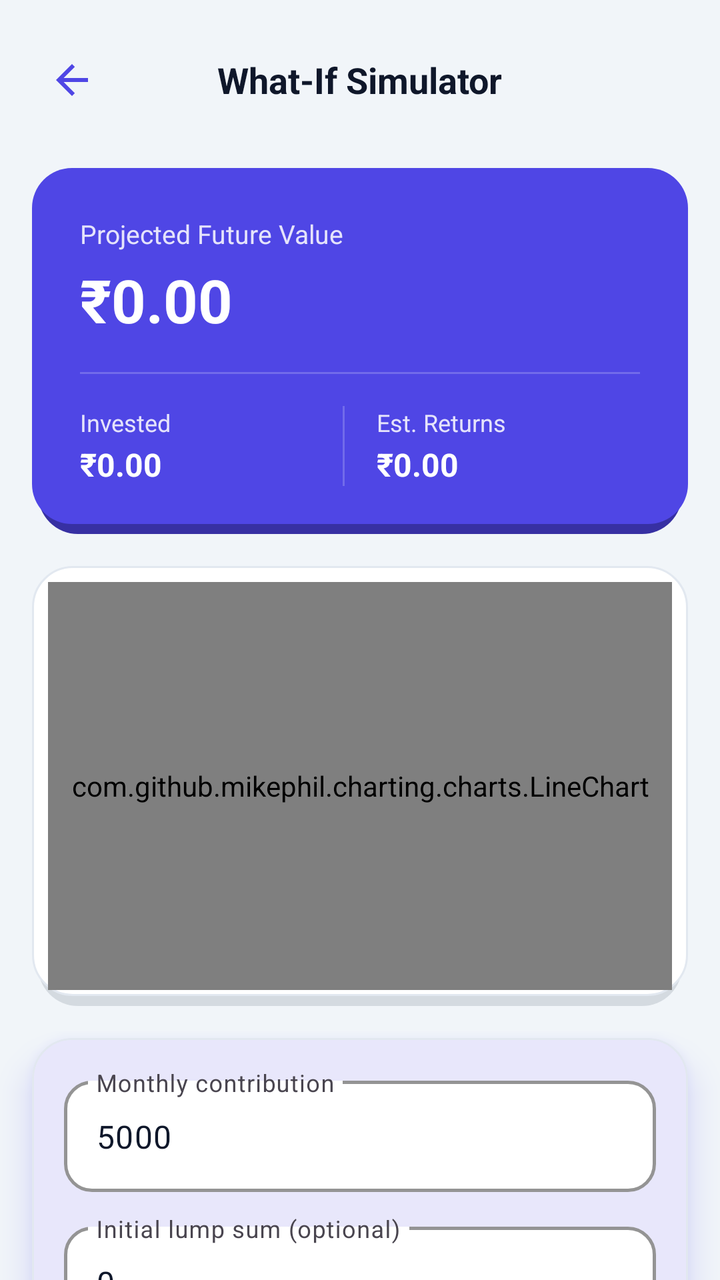
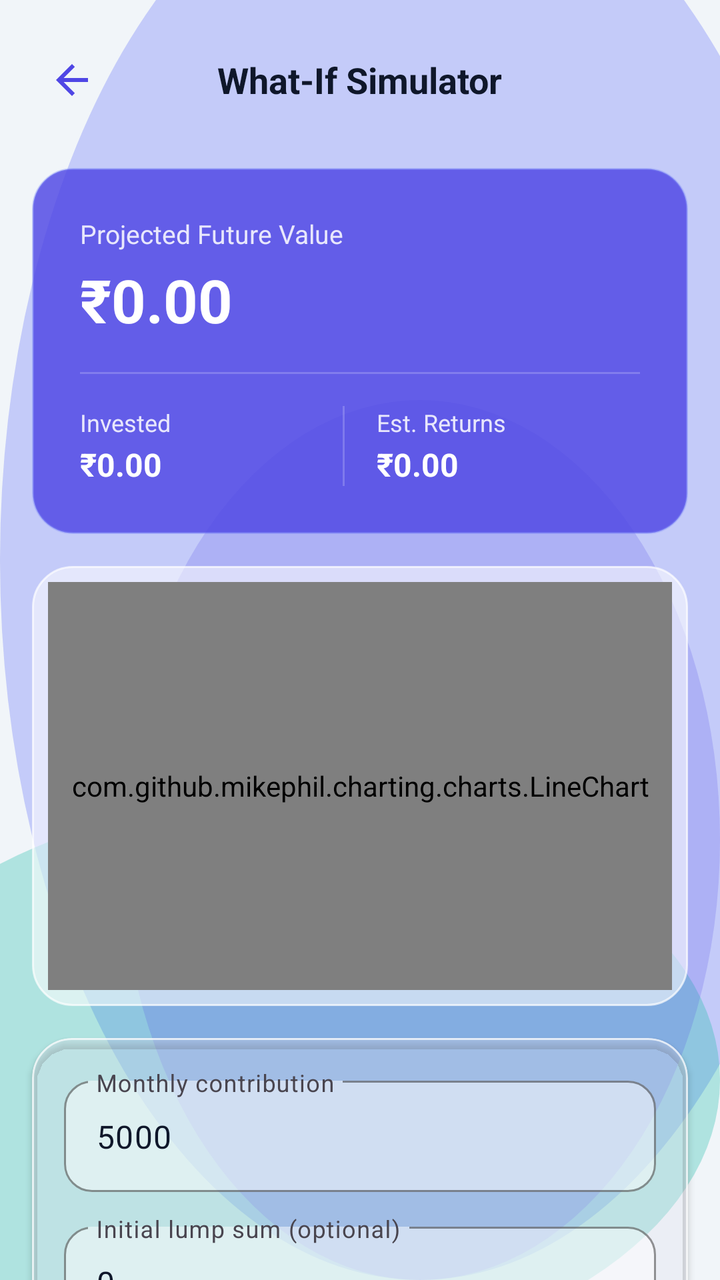

The first picture is an Android layout as it rendered before a commit; the second is the same layout after the commit. The layout source and the unified diff follow.
<!-- AndroidManifest.xml: application theme Theme.MoneyLens -->
<!-- res/layout/activity_what_if.xml -->
<?xml version="1.0" encoding="utf-8"?>
<androidx.constraintlayout.widget.ConstraintLayout xmlns:android="http://schemas.android.com/apk/res/android"
    xmlns:app="http://schemas.android.com/apk/res-auto"
    android:layout_width="match_parent"
    android:layout_height="match_parent"
    android:background="@color/colorBackground">

    
    <RelativeLayout
        android:id="@+id/layoutAppBar"
        android:layout_width="match_parent"
        android:layout_height="56dp"
        android:layout_marginTop="12dp"
        android:paddingHorizontal="16dp"
        app:layout_constraintTop_toTopOf="parent">

        <ImageView
            android:id="@+id/btnBack"
            android:layout_width="40dp"
            android:layout_height="40dp"
            android:layout_centerVertical="true"
            android:padding="8dp"
            android:src="@drawable/ic_back"
            android:background="?attr/selectableItemBackgroundBorderless" />

        <TextView
            android:layout_width="wrap_content"
            android:layout_height="wrap_content"
            android:layout_centerInParent="true"
            android:text="What-If Simulator"
            android:textColor="@color/colorTextPrimary"
            android:textSize="18sp"
            android:textStyle="bold" />
    </RelativeLayout>

    <androidx.core.widget.NestedScrollView
        android:layout_width="match_parent"
        android:layout_height="0dp"
        android:fillViewport="true"
        app:layout_constraintBottom_toBottomOf="parent"
        app:layout_constraintTop_toBottomOf="@id/layoutAppBar">

        <LinearLayout
            android:layout_width="match_parent"
            android:layout_height="wrap_content"
            android:orientation="vertical"
            android:paddingBottom="32dp">

            
            <com.google.android.material.card.MaterialCardView
                style="@style/ClayCard"
                android:layout_width="match_parent"
                android:layout_height="wrap_content"
                android:layout_margin="16dp"
                app:cardElevation="0dp"
                app:cardCornerRadius="0dp"
                app:cardBackgroundColor="@android:color/transparent"
                app:strokeWidth="0dp">

                <LinearLayout
                    android:layout_width="match_parent"
                    android:layout_height="wrap_content"
                    android:orientation="vertical"
                    android:background="@drawable/bg_card_3d_primary"
                    android:padding="24dp">

                    <TextView
                        android:layout_width="wrap_content"
                        android:layout_height="wrap_content"
                        android:text="Projected Future Value"
                        android:textColor="@color/onColorMuted"
                        android:textSize="13sp" />

                    <TextView
                        android:id="@+id/txtFutureValue"
                        android:layout_width="wrap_content"
                        android:layout_height="wrap_content"
                        android:layout_marginTop="4dp"
                        android:text="₹0.00"
                        android:textColor="@android:color/white"
                        android:textSize="30sp"
                        android:textStyle="bold" />

                    <View
                        android:layout_width="match_parent"
                        android:layout_height="1dp"
                        android:layout_marginTop="16dp"
                        android:layout_marginBottom="16dp"
                        android:background="@color/onColorDivider" />

                    <LinearLayout
                        android:layout_width="match_parent"
                        android:layout_height="wrap_content"
                        android:orientation="horizontal">

                        <LinearLayout
                            android:layout_width="0dp"
                            android:layout_height="wrap_content"
                            android:layout_weight="1"
                            android:orientation="vertical">

                            <TextView
                                android:layout_width="wrap_content"
                                android:layout_height="wrap_content"
                                android:text="Invested"
                                android:textColor="@color/onColorMuted"
                                android:textSize="12sp" />

                            <TextView
                                android:id="@+id/txtTotalInvested"
                                android:layout_width="wrap_content"
                                android:layout_height="wrap_content"
                                android:layout_marginTop="2dp"
                                android:text="₹0.00"
                                android:textColor="@android:color/white"
                                android:textSize="16sp"
                                android:textStyle="bold" />
                        </LinearLayout>

                        <View
                            android:layout_width="1dp"
                            android:layout_height="match_parent"
                            android:background="@color/onColorDivider" />

                        <LinearLayout
                            android:layout_width="0dp"
                            android:layout_height="wrap_content"
                            android:layout_weight="1"
                            android:layout_marginStart="16dp"
                            android:orientation="vertical">

                            <TextView
                                android:layout_width="wrap_content"
                                android:layout_height="wrap_content"
                                android:text="Est. Returns"
                                android:textColor="@color/onColorMuted"
                                android:textSize="12sp" />

                            <TextView
                                android:id="@+id/txtTotalReturns"
                                android:layout_width="wrap_content"
                                android:layout_height="wrap_content"
                                android:layout_marginTop="2dp"
                                android:text="₹0.00"
                                android:textColor="@android:color/white"
                                android:textSize="16sp"
                                android:textStyle="bold" />
                        </LinearLayout>
                    </LinearLayout>
                </LinearLayout>
            </com.google.android.material.card.MaterialCardView>

            
            <com.google.android.material.card.MaterialCardView
                style="@style/ClayCard"
                android:layout_width="match_parent"
                android:layout_height="220dp"
                android:layout_marginHorizontal="16dp"
                android:layout_marginBottom="16dp"
                app:cardElevation="0dp"
                app:cardCornerRadius="0dp"
                app:cardBackgroundColor="@android:color/transparent"
                app:strokeWidth="0dp">

                <FrameLayout
                    android:layout_width="match_parent"
                    android:layout_height="match_parent"
                    android:background="@drawable/bg_card_3d"
                    android:padding="8dp">

                    <com.github.mikephil.charting.charts.LineChart
                        android:id="@+id/whatIfChart"
                        android:layout_width="match_parent"
                        android:layout_height="match_parent" />
                </FrameLayout>
            </com.google.android.material.card.MaterialCardView>

            
            <com.google.android.material.card.MaterialCardView
                style="@style/ClayCard"
                android:layout_width="match_parent"
                android:layout_height="wrap_content"
                android:layout_marginHorizontal="16dp">

                <LinearLayout
                    android:layout_width="match_parent"
                    android:layout_height="wrap_content"
                    android:orientation="vertical"
                    android:padding="16dp">

                    <com.google.android.material.textfield.TextInputLayout
                        android:id="@+id/tilMonthly"
                        style="@style/ClayInput"
                        android:layout_width="match_parent"
                        android:layout_height="wrap_content"
                        android:hint="Monthly contribution">

                        <com.google.android.material.textfield.TextInputEditText
                            android:id="@+id/etMonthly"
                            android:layout_width="match_parent"
                            android:layout_height="wrap_content"
                            android:inputType="numberDecimal"
                            android:text="5000"
                            android:textColor="@color/colorTextPrimary" />
                    </com.google.android.material.textfield.TextInputLayout>

                    <com.google.android.material.textfield.TextInputLayout
                        android:id="@+id/tilLumpSum"
                        style="@style/ClayInput"
                        android:layout_width="match_parent"
                        android:layout_height="wrap_content"
                        android:layout_marginTop="12dp"
                        android:hint="Initial lump sum (optional)">

                        <com.google.android.material.textfield.TextInputEditText
                            android:id="@+id/etLumpSum"
                            android:layout_width="match_parent"
                            android:layout_height="wrap_content"
                            android:inputType="numberDecimal"
                            android:text="0"
                            android:textColor="@color/colorTextPrimary" />
                    </com.google.android.material.textfield.TextInputLayout>

                    
                    <RelativeLayout
                        android:layout_width="match_parent"
                        android:layout_height="wrap_content"
                        android:layout_marginTop="16dp">

                        <TextView
                            android:layout_width="wrap_content"
                            android:layout_height="wrap_content"
                            android:text="Time period"
                            android:textColor="@color/colorTextPrimary"
                            android:textSize="13sp"
                            android:textStyle="bold" />

                        <TextView
                            android:id="@+id/txtValueYears"
                            android:layout_width="wrap_content"
                            android:layout_height="wrap_content"
                            android:layout_alignParentEnd="true"
                            android:text="10 Years"
                            android:textColor="@color/colorPrimary"
                            android:textSize="12sp"
                            android:textStyle="bold" />
                    </RelativeLayout>

                    <SeekBar
                        android:id="@+id/sbYears"
                        android:layout_width="match_parent"
                        android:layout_height="wrap_content"
                        android:layout_marginTop="8dp"
                        android:max="40"
                        android:progress="10"
                        android:progressTint="@color/colorPrimary"
                        android:thumbTint="@color/colorPrimary" />

                    
                    <RelativeLayout
                        android:layout_width="match_parent"
                        android:layout_height="wrap_content"
                        android:layout_marginTop="16dp">

                        <TextView
                            android:layout_width="wrap_content"
                            android:layout_height="wrap_content"
                            android:text="Expected annual return"
                            android:textColor="@color/colorTextPrimary"
                            android:textSize="13sp"
                            android:textStyle="bold" />

                        <TextView
                            android:id="@+id/txtValueRate"
                            android:layout_width="wrap_content"
                            android:layout_height="wrap_content"
                            android:layout_alignParentEnd="true"
                            android:text="12% p.a."
                            android:textColor="@color/colorPrimary"
                            android:textSize="12sp"
                            android:textStyle="bold" />
                    </RelativeLayout>

                    <SeekBar
                        android:id="@+id/sbRate"
                        android:layout_width="match_parent"
                        android:layout_height="wrap_content"
                        android:layout_marginTop="8dp"
                        android:max="30"
                        android:progress="12"
                        android:progressTint="@color/colorPrimary"
                        android:thumbTint="@color/colorPrimary" />
                </LinearLayout>
            </com.google.android.material.card.MaterialCardView>

            
            <com.google.android.material.card.MaterialCardView
                style="@style/ClayCard"
                android:layout_width="match_parent"
                android:layout_height="wrap_content"
                android:layout_margin="16dp"
                app:cardElevation="0dp"
                app:cardBackgroundColor="@color/colorPrimaryTint"
                app:strokeColor="@color/colorPrimary"
                app:strokeWidth="1dp">

                <TextView
                    android:layout_width="match_parent"
                    android:layout_height="wrap_content"
                    android:padding="16dp"
                    android:text="These projections assume a constant rate of return compounded monthly and are for illustration only. Actual market returns vary and are not guaranteed."
                    android:textColor="@color/colorTextSecondary"
                    android:textSize="12sp" />
            </com.google.android.material.card.MaterialCardView>

        </LinearLayout>
    </androidx.core.widget.NestedScrollView>

</androidx.constraintlayout.widget.ConstraintLayout>
<!-- resources referenced by this layout -->
<resources>
  <!-- drawable bg_card_3d (drawable) -->
  <?xml version="1.0" encoding="utf-8"?>
  <layer-list xmlns:android="http://schemas.android.com/apk/res/android">
  
      
      <item android:left="3dp" android:right="3dp" android:top="4dp" android:bottom="0dp">
          <shape android:shape="rectangle">
              <solid android:color="@color/colorShadow" />
              <corners android:radius="20dp" />
          </shape>
      </item>
  
      
      <item android:bottom="5dp">
          <shape android:shape="rectangle">
              <solid android:color="@color/colorSurface" />
              <corners android:radius="20dp" />
              <stroke android:width="1dp" android:color="@color/colorCardBorder" />
          </shape>
      </item>
  </layer-list>
  <!-- drawable bg_card_3d_primary (drawable) -->
  <?xml version="1.0" encoding="utf-8"?>
  <layer-list xmlns:android="http://schemas.android.com/apk/res/android">
  
      <item android:left="3dp" android:right="3dp" android:top="4dp" android:bottom="0dp">
          <shape android:shape="rectangle">
              <solid android:color="@color/colorPrimaryShadow" />
              <corners android:radius="20dp" />
          </shape>
      </item>
  
      <item android:bottom="5dp">
          <shape android:shape="rectangle">
              <solid android:color="@color/colorPrimary" />
              <corners android:radius="20dp" />
          </shape>
      </item>
  </layer-list>
  <style name="ClayCard" parent="Widget.Material3.CardView.Elevated">
          <item name="cardCornerRadius">@dimen/clay_card_radius</item>
          <item name="cardElevation">10dp</item>
          <item name="android:stateListAnimator">@null</item>
          <item name="strokeColor">@color/colorCardBorder</item>
          <item name="strokeWidth">1dp</item>
          <item name="cardBackgroundColor">@color/colorSurface</item>
          <item name="android:outlineSpotShadowColor" tools:targetApi="p">@color/colorPrimary</item>
          <item name="android:outlineAmbientShadowColor" tools:targetApi="p">@color/colorPrimary</item>
      </style>
  <style name="ClayInput" parent="Widget.Material3.TextInputLayout.OutlinedBox">
          <item name="boxCornerRadiusTopStart">@dimen/clay_input_radius</item>
          <item name="boxCornerRadiusTopEnd">@dimen/clay_input_radius</item>
          <item name="boxCornerRadiusBottomStart">@dimen/clay_input_radius</item>
          <item name="boxCornerRadiusBottomEnd">@dimen/clay_input_radius</item>
          <item name="boxStrokeColor">@color/colorCardBorder</item>
          <item name="boxStrokeWidth">1.5dp</item>
          <item name="boxStrokeWidthFocused">2.5dp</item>
          <item name="boxBackgroundColor">@color/colorSurface</item>
          <item name="hintTextColor">@color/colorPrimary</item>
      </style>
  <color name="colorShadow">#26334155</color>
  <color name="colorCardBorder">#E2E8F0</color>
  <color name="colorPrimaryShadow">#3730A3</color>
  <style name="Base.Theme.MoneyLens" parent="Theme.Material3.Light.NoActionBar">
          
          <item name="colorPrimary">@color/colorPrimary</item>
          <item name="colorOnPrimary">@color/colorOnPrimary</item>
          <item name="colorSecondary">@color/colorSecondary</item>
          <item name="colorError">@color/colorDanger</item>
          <item name="android:windowBackground">@color/colorBackground</item>
          <item name="colorSurface">@color/colorSurface</item>
          <item name="android:colorBackground">@color/colorBackground</item>
          <item name="colorOnSurface">@color/colorTextPrimary</item>
  
          
          <item name="android:statusBarColor">@color/colorBackground</item>
          <item name="android:windowLightStatusBar" tools:targetApi="m">true</item>
          <item name="android:navigationBarColor">@color/colorBackground</item>
      </style>
  <!-- unchanged entries left out for length: 15 -->
</resources>

<!-- the commit's change to res/layout/activity_what_if.xml (unified diff, before → after) -->
@@ -3,7 +3,7 @@
     xmlns:app="http://schemas.android.com/apk/res-auto"
     android:layout_width="match_parent"
     android:layout_height="match_parent"
-    android:background="@color/colorBackground">
+    android:background="@drawable/bg_mesh_gradient">
 
     
     <RelativeLayout
<!-- resource entries referenced after the edit -->
@@ -2,69 +2,80 @@
 <resources>
   <!-- drawable bg_card_3d (drawable) -->
   <?xml version="1.0" encoding="utf-8"?>
+  <shape xmlns:android="http://schemas.android.com/apk/res/android"
+      android:shape="rectangle">
+      <solid android:color="@color/glassCardBg" />
+      <corners android:radius="20dp" />
+      <stroke android:width="1dp" android:color="@color/glassCardBorder" />
+  </shape>
+  <!-- drawable bg_card_3d_primary (drawable) -->
+  <?xml version="1.0" encoding="utf-8"?>
+  <shape xmlns:android="http://schemas.android.com/apk/res/android"
+      android:shape="rectangle">
+      <solid android:color="@color/glassHeroBg" />
+      <corners android:radius="20dp" />
+      <stroke android:width="1dp" android:color="@color/glassHeroBorder" />
+  </shape>
+  <!-- drawable bg_mesh_gradient (drawable) -->
+  <?xml version="1.0" encoding="utf-8"?>
   <layer-list xmlns:android="http://schemas.android.com/apk/res/android">
-  
       
-      <item android:left="3dp" android:right="3dp" android:top="4dp" android:bottom="0dp">
+      <item>
           <shape android:shape="rectangle">
-              <solid android:color="@color/colorShadow" />
-              <corners android:radius="20dp" />
+              <solid android:color="@color/colorBackground" />
           </shape>
       </item>
-  
       
-      <item android:bottom="5dp">
-          <shape android:shape="rectangle">
-              <solid android:color="@color/colorSurface" />
-              <corners android:radius="20dp" />
-              <stroke android:width="1dp" android:color="@color/colorCardBorder" />
+      <item android:top="-80dp" android:right="-60dp">
+          <shape android:shape="oval">
+              <solid android:color="@color/glassMeshOrb1" />
+              <size android:width="280dp" android:height="280dp" />
           </shape>
       </item>
-  </layer-list>
-  <!-- drawable bg_card_3d_primary (drawable) -->
-  <?xml version="1.0" encoding="utf-8"?>
-  <layer-list xmlns:android="http://schemas.android.com/apk/res/android">
-  
-      <item android:left="3dp" android:right="3dp" android:top="4dp" android:bottom="0dp">
-          <shape android:shape="rectangle">
-              <solid android:color="@color/colorPrimaryShadow" />
-              <corners android:radius="20dp" />
+      
+      <item android:bottom="-40dp" android:left="-80dp" android:top="400dp">
+          <shape android:shape="oval">
+              <solid android:color="@color/glassMeshOrb2" />
+              <size android:width="240dp" android:height="240dp" />
           </shape>
       </item>
-  
-      <item android:bottom="5dp">
-          <shape android:shape="rectangle">
-              <solid android:color="@color/colorPrimary" />
-              <corners android:radius="20dp" />
+      
+      <item android:top="200dp" android:left="60dp">
+          <shape android:shape="oval">
+              <solid android:color="@color/glassMeshOrb3" />
+              <size android:width="200dp" android:height="200dp" />
           </shape>
       </item>
   </layer-list>
   <style name="ClayCard" parent="Widget.Material3.CardView.Elevated">
           <item name="cardCornerRadius">@dimen/clay_card_radius</item>
-          <item name="cardElevation">10dp</item>
+          <item name="cardElevation">2dp</item>
           <item name="android:stateListAnimator">@null</item>
-          <item name="strokeColor">@color/colorCardBorder</item>
+          <item name="strokeColor">@color/glassCardBorder</item>
           <item name="strokeWidth">1dp</item>
-          <item name="cardBackgroundColor">@color/colorSurface</item>
-          <item name="android:outlineSpotShadowColor" tools:targetApi="p">@color/colorPrimary</item>
-          <item name="android:outlineAmbientShadowColor" tools:targetApi="p">@color/colorPrimary</item>
+          <item name="cardBackgroundColor">@color/glassCardBg</item>
       </style>
   <style name="ClayInput" parent="Widget.Material3.TextInputLayout.OutlinedBox">
           <item name="boxCornerRadiusTopStart">@dimen/clay_input_radius</item>
           <item name="boxCornerRadiusTopEnd">@dimen/clay_input_radius</item>
           <item name="boxCornerRadiusBottomStart">@dimen/clay_input_radius</item>
           <item name="boxCornerRadiusBottomEnd">@dimen/clay_input_radius</item>
-          <item name="boxStrokeColor">@color/colorCardBorder</item>
-          <item name="boxStrokeWidth">1.5dp</item>
-          <item name="boxStrokeWidthFocused">2.5dp</item>
-          <item name="boxBackgroundColor">@color/colorSurface</item>
+          <item name="boxStrokeColor">@color/glassInputBorder</item>
+          <item name="boxStrokeWidth">1dp</item>
+          <item name="boxStrokeWidthFocused">2dp</item>
+          <item name="boxBackgroundColor">@color/glassInputBg</item>
           <item name="hintTextColor">@color/colorPrimary</item>
       </style>
-  <color name="colorShadow">#26334155</color>
-  <color name="colorCardBorder">#E2E8F0</color>
-  <color name="colorPrimaryShadow">#3730A3</color>
+  <color name="glassCardBg">#8CFFFFFF</color>
+  <color name="glassCardBorder">#B3FFFFFF</color>
+  <color name="glassHeroBg">#D14F46E5</color>
+  <color name="glassHeroBorder">#66818CF8</color>
+  <color name="glassMeshOrb1">#66818CF8</color>
+  <color name="glassMeshOrb2">#4D14B8A6</color>
+  <color name="glassMeshOrb3">#334F46E5</color>
+  <color name="glassInputBorder">#A6FFFFFF</color>
+  <color name="glassInputBg">#80FFFFFF</color>
   <style name="Base.Theme.MoneyLens" parent="Theme.Material3.Light.NoActionBar">
-          
           <item name="colorPrimary">@color/colorPrimary</item>
           <item name="colorOnPrimary">@color/colorOnPrimary</item>
           <item name="colorSecondary">@color/colorSecondary</item>
@@ -75,9 +86,10 @@
           <item name="colorOnSurface">@color/colorTextPrimary</item>
   
           
-          <item name="android:statusBarColor">@color/colorBackground</item>
+          <item name="android:statusBarColor">@android:color/transparent</item>
           <item name="android:windowLightStatusBar" tools:targetApi="m">true</item>
-          <item name="android:navigationBarColor">@color/colorBackground</item>
+          <item name="android:navigationBarColor">@android:color/transparent</item>
+          <item name="android:windowDrawsSystemBarBackgrounds">true</item>
       </style>
   <!-- unchanged entries left out for length: 15 -->
 </resources>
